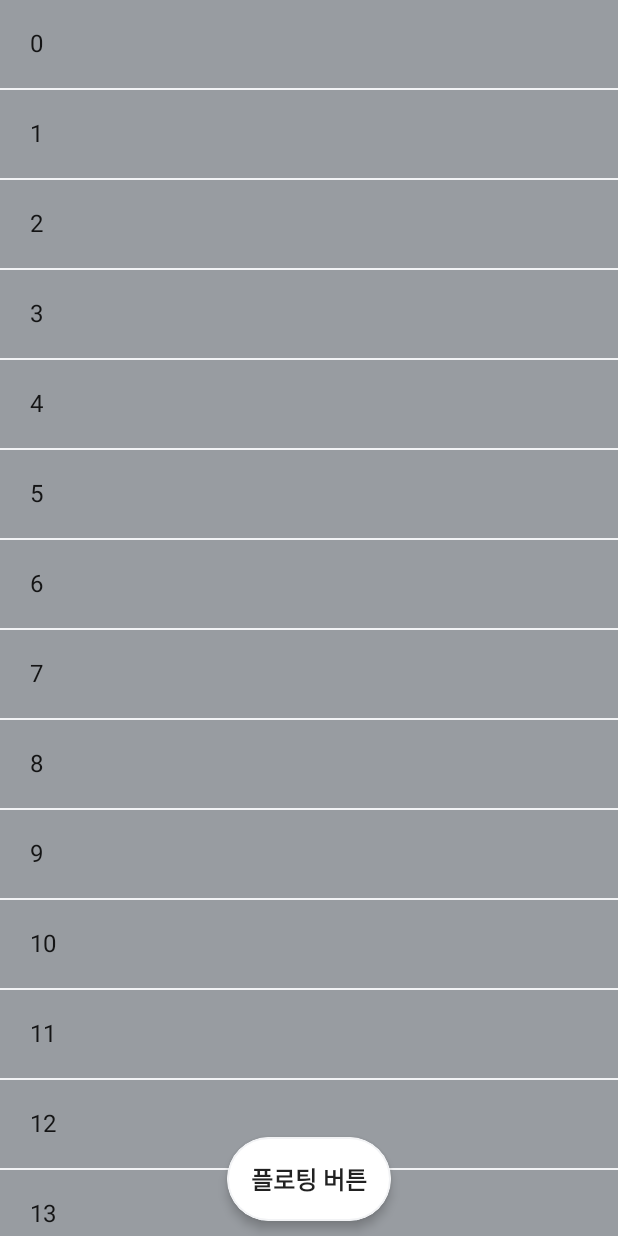
After one commit to iamheesoo/compose-core, an Android app built with Jetpack Compose: the composable FloatingButtonScreen shown on its own in the app's theme, on a phone screen of 412 x 824 dp. The commit adds this screen. Run offline under Robolectric (Android 15) with nearby library versions, the phone set to English and light mode, and no system bars.

Commit message:
[Add] FloatingButtonScreen 추가

```diff
--- /dev/null
+++ b/app/src/main/java/com/example/composecore/DummyData.kt
@@ -0,0 +1,3 @@
+package com.example.composecore
+
+val imageUrl = "https://picsum.photos/200/300"
--- a/app/src/main/java/com/example/composecore/MainActivity.kt
+++ b/app/src/main/java/com/example/composecore/MainActivity.kt
@@ -7,6 +7,7 @@ import androidx.navigation.compose.NavHost
 import androidx.navigation.compose.composable
 import androidx.navigation.compose.rememberNavController
 import com.example.composecore.screen.ColumnSampleScreen
+import com.example.composecore.screen.FloatingButtonScreen
 import com.example.composecore.screen.MainScreen
 import com.example.composecore.screen.WebScreen
 import com.example.composecore.ui.theme.ComposeCoreTheme
@@ -26,6 +27,7 @@ class MainActivity : ComponentActivity() {
                                 Navigation.MAIN -> MainScreen(navController = navController)
                                 Navigation.WEB -> WebScreen()
                                 Navigation.COLUMN_SAMPLE -> ColumnSampleScreen(navController = navController)
+                                Navigation.FLOATING_BUTTON -> FloatingButtonScreen()
                             }
                         }
                     }
--- /dev/null
+++ b/app/src/main/java/com/example/composecore/screen/FloatingButtonScreen.kt
@@ -0,0 +1,113 @@
+package com.example.composecore.screen
+
+import androidx.compose.animation.AnimatedVisibility
+import androidx.compose.animation.core.tween
+import androidx.compose.animation.slideIn
+import androidx.compose.animation.slideOut
+import androidx.compose.foundation.background
+import androidx.compose.foundation.border
+import androidx.compose.foundation.layout.Arrangement
+import androidx.compose.foundation.layout.Box
+import androidx.compose.foundation.layout.Column
+import androidx.compose.foundation.layout.Row
+import androidx.compose.foundation.layout.fillMaxSize
+import androidx.compose.foundation.layout.fillMaxWidth
+import androidx.compose.foundation.layout.padding
+import androidx.compose.foundation.lazy.LazyColumn
+import androidx.compose.foundation.lazy.items
+import androidx.compose.foundation.lazy.rememberLazyListState
+import androidx.compose.foundation.shape.RoundedCornerShape
+import androidx.compose.material.Divider
+import androidx.compose.material.Text
+import androidx.compose.runtime.Composable
+import androidx.compose.ui.Alignment
+import androidx.compose.ui.Modifier
+import androidx.compose.ui.draw.shadow
+import androidx.compose.ui.graphics.Color
+import androidx.compose.ui.res.colorResource
+import androidx.compose.ui.text.font.FontWeight
+import androidx.compose.ui.unit.IntOffset
+import androidx.compose.ui.unit.dp
+import com.example.composecore.R
+
+@Composable
+fun FloatingButtonScreen() {
+    val list = List(1000) { "$it" }
+    val listState = rememberLazyListState()
+    val isButtonVisible = listState.isScrollInProgress.not()
+    Box {
+        LazyColumn(
+            modifier = Modifier
+                .fillMaxSize()
+                .background(color = colorResource(id = R.color.gray_60)),
+            state = listState
+        ) {
+            items(items = list) { item ->
+                ListItem(text = item)
+            }
+        }
+        AnimatedVisibility(
+            modifier = Modifier
+                .padding(bottom = 10.dp)
+                .align(Alignment.BottomCenter),
+            visible = isButtonVisible,
+            enter = slideIn(
+                initialOffset = { IntOffset(0, it.height) },
+                animationSpec = tween(200)
+            ),
+            exit = slideOut(
+                targetOffset = { IntOffset(0, it.height) },
+                animationSpec = tween(200)
+            )
+        ) {
+            FloatingButton()
+        }
+
+    }
+}
+
+@Composable
+fun ListItem(text: String) {
+    Column(
+        modifier = Modifier
+            .fillMaxWidth()
+    ) {
+        Text(
+            modifier = Modifier
+                .padding(20.dp),
+            text = text
+        )
+        Divider(
+            color = colorResource(id = R.color.gray_20),
+            thickness = 1.dp
+        )
+    }
+
+}
+
+@Composable
+fun FloatingButton() {
+    Row(
+        modifier = Modifier
+            .shadow(
+                elevation = 4.dp,
+                shape = RoundedCornerShape(999.dp)
+            )
+            .border(
+                width = 1.dp,
+                color = colorResource(id = R.color.gray_20),
+                shape = RoundedCornerShape(999.dp)
+            )
+            .background(
+                color = Color.White,
+                shape = RoundedCornerShape(999.dp)
+            )
+            .padding(16.dp),
+        horizontalArrangement = Arrangement.Center,
+    ) {
+        Text(
+            text = "플로팅 버튼",
+            fontWeight = FontWeight.Bold
+        )
+    }
+}
--- a/app/src/main/java/com/example/composecore/ui/theme/NavigationUtils.kt
+++ b/app/src/main/java/com/example/composecore/ui/theme/NavigationUtils.kt
@@ -4,4 +4,5 @@ enum class Navigation {
     MAIN,
     WEB,
     COLUMN_SAMPLE,
+    FLOATING_BUTTON
 }
```
